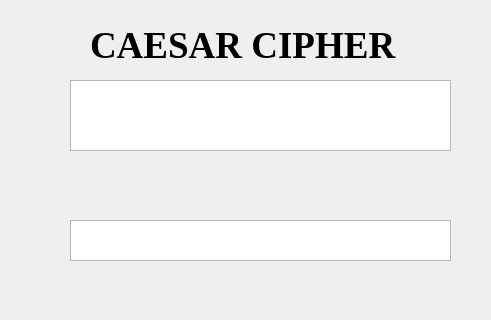
First picture: the form in Lab_03/ui/caesar.ui, repository PhungDucTin/PhungDucTin_2280603263, before the edit; both pictures show x 160 to 651 and y 0 to 320 of the 800 by 600 pixel window.
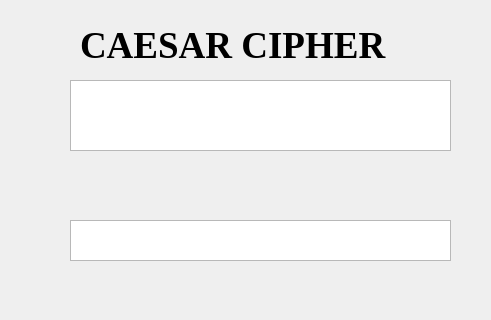
Second picture: the form after the edit.

What changed in the file:
```diff
--- a/Lab_03/ui/caesar.ui
+++ b/Lab_03/ui/caesar.ui
@@ -17,7 +17,7 @@
    <widget class="QLabel" name="lbl_Caesar">
     <property name="geometry">
      <rect>
-      <x>250</x>
+      <x>240</x>
       <y>10</y>
       <width>321</width>
       <height>71</height>
```
